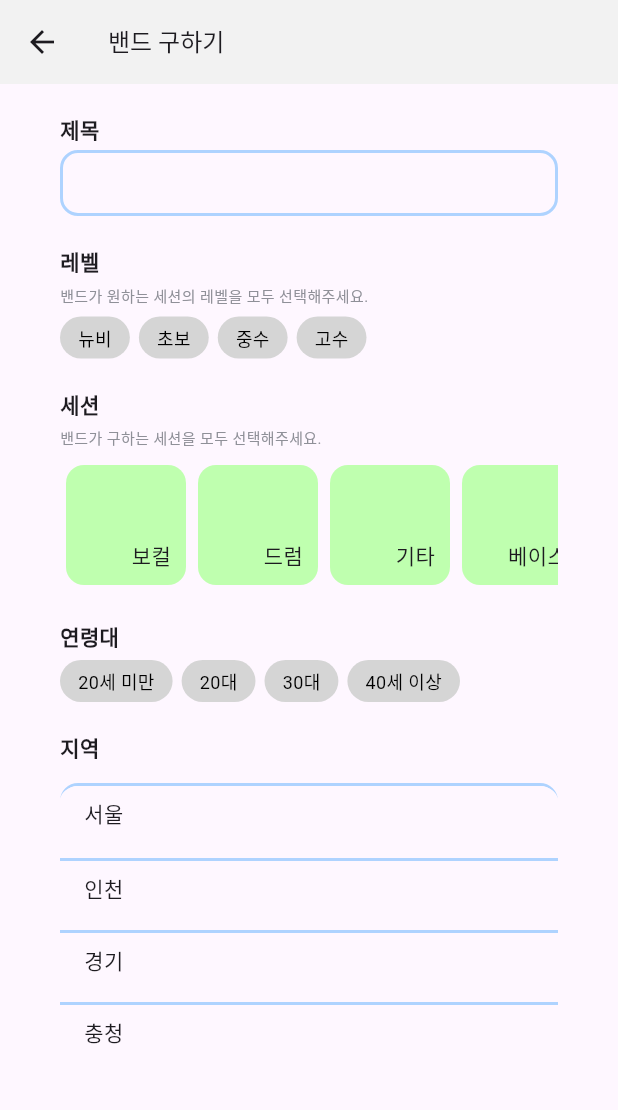
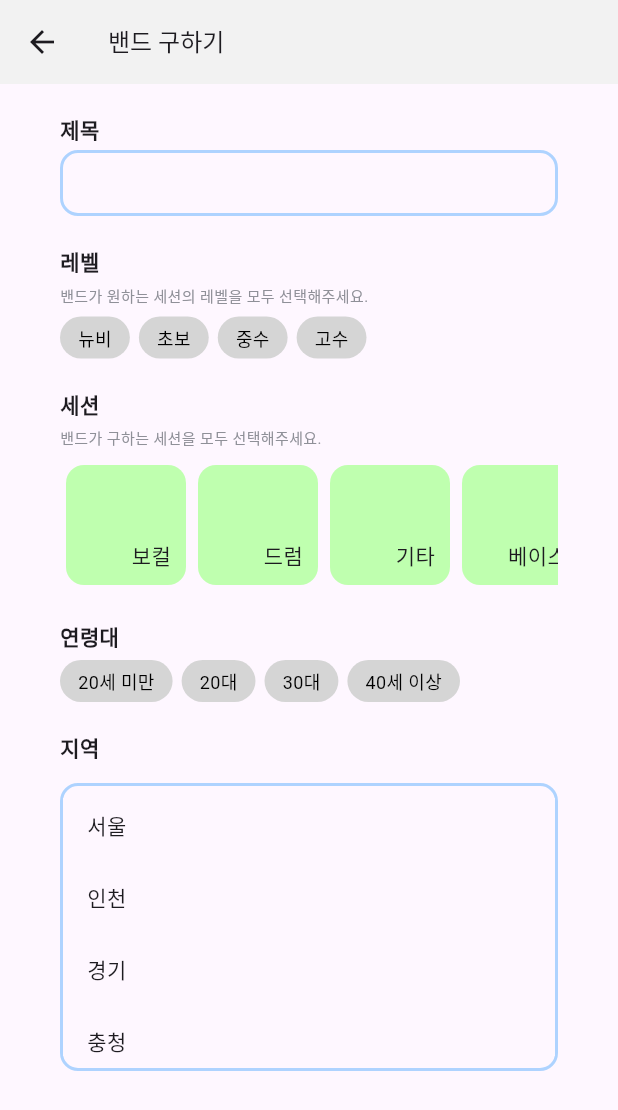
Before and after one commit to zigsong/lets-jam, a Flutter app: the UploadScreen screen opened directly with empty values, on a phone screen of 412 x 824 dp. Shown: the top 1110 px of the screen. Run offline on Flutter 3.47's test engine with Material 3 defaults, Android fonts, the phone set to English and light mode, and no system bars; our stand-ins replace flutter_dotenv, flutter_svg, image_picker, supabase_flutter; missing offline and left inert: kakao_flutter_sdk; accounts and stored records are empty; Roboto replaces fonts that are missing (Pretendard).

Commit message:
refactor: RegionSelector border 스타일링 수정

```diff
--- a/lib/screens/upload_screen.dart
+++ b/lib/screens/upload_screen.dart
@@ -253,9 +253,10 @@ class _RegionSelectorState extends State<RegionSelector> {
         ),
         Container(
           height: 192,
+          /** NOTE: borderRadius를 넘는 이슈 때문에 임시로 padding을 사용 */
+          padding: const EdgeInsets.symmetric(vertical: 8),
           decoration: BoxDecoration(
-              border: const Border(
-                  top: BorderSide(width: 2, color: Color(0xffAED3FF))),
+              border: Border.all(width: 2, color: const Color(0xffAED3FF)),
               borderRadius: BorderRadius.circular(12)),
           child: SingleChildScrollView(
             child: Column(
@@ -263,9 +264,9 @@ class _RegionSelectorState extends State<RegionSelector> {
                   .asMap()
                   .entries
                   .map((entry) => Material(
-                        shape: RoundedRectangleBorder(
-                          borderRadius: BorderRadius.circular(12),
-                        ),
+                        // shape: RoundedRectangleBorder(
+                        //   borderRadius: BorderRadius.circular(12),
+                        // ),
                         child: InkWell(
                           splashColor: const Color(0xffAED3FF),
                           highlightColor: const Color(0xffAED3FF),
@@ -274,14 +275,6 @@ class _RegionSelectorState extends State<RegionSelector> {
                                   horizontal: 16, vertical: 8),
                               width: double.infinity,
                               height: 48,
-                              decoration: BoxDecoration(
-                                border: entry.key > 0
-                                    ? const Border(
-                                        top: BorderSide(
-                                            width: 2, color: Color(0xffAED3FF)),
-                                      )
-                                    : null,
-                              ),
                               child: Text(entry.value)),
                           onTap: () {
                             setState(() {
```
